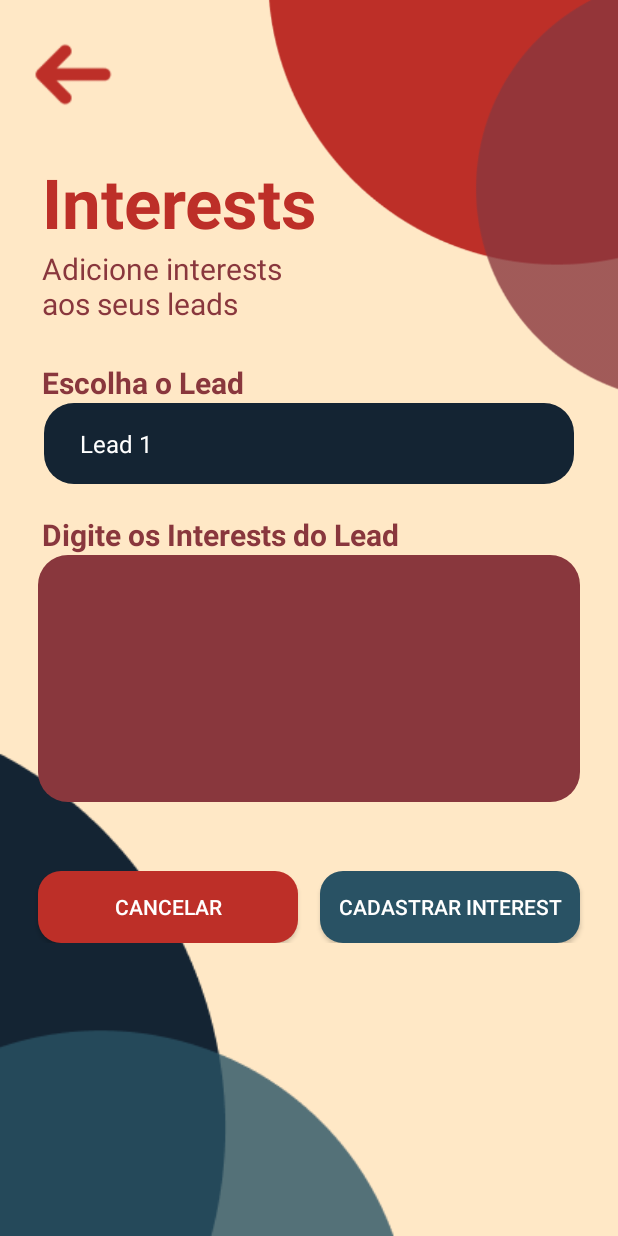
After one commit to thiemimi/MAD-Sprint03, an Android app: the InterestsActivity screen opened directly, with no data from a screen before it, on a phone screen of 412 x 824 dp. The commit adds this screen. Run offline under Robolectric (Android 15) with nearby library versions, the phone set to English and light mode, and no system bars.

Commit message:
Activitys Interest e Feedback

```diff
--- /dev/null
+++ b/app/src/main/java/com/example/sprint03/view/InterestsActivity.kt
@@ -0,0 +1,45 @@
+package com.example.sprint03.view
+
+import android.content.Intent
+import android.os.Bundle
+import android.widget.ArrayAdapter
+import androidx.appcompat.app.AppCompatActivity
+import com.example.sprint03.databinding.ActivityInterestsBinding
+
+class InterestsActivity : AppCompatActivity() {
+
+    private lateinit var binding: ActivityInterestsBinding
+
+    override fun onCreate(savedInstanceState: Bundle?) {
+        super.onCreate(savedInstanceState)
+
+        binding = ActivityInterestsBinding.inflate(layoutInflater)
+        setContentView(binding.root)
+
+        binding.SetaVoltar.setOnClickListener {
+            abrirDashboard()
+        }
+        binding.buttonCancelar.setOnClickListener(){
+            abrirDashboard()
+        }
+
+        exibirSpinner()
+    }
+
+    private fun abrirDashboard() {
+        val intent = Intent(this, DashboardActivity::class.java)
+        startActivity(intent)
+    }
+
+    private fun exibirSpinner() {
+        val lista: List<String> = listOf("Lead 1", "Lead 2", "Lead 3")
+        val adapter: ArrayAdapter<String> = ArrayAdapter(
+            this,
+            android.R.layout.simple_spinner_item,
+            lista
+        )
+
+        adapter.setDropDownViewResource(android.R.layout.simple_spinner_dropdown_item)
+        binding.spinnerLeads.adapter = adapter
+    }
+}
--- /dev/null
+++ b/app/src/main/res/layout/activity_interests.xml
@@ -0,0 +1,162 @@
+<?xml version="1.0" encoding="utf-8"?>
+<androidx.constraintlayout.widget.ConstraintLayout xmlns:android="http://schemas.android.com/apk/res/android"
+    xmlns:app="http://schemas.android.com/apk/res-auto"
+    xmlns:tools="http://schemas.android.com/tools"
+    android:layout_width="match_parent"
+    android:layout_height="match_parent"
+    android:background="#FFE8C6"
+    tools:context=".view.InterestsActivity">
+
+    <ImageView
+        android:id="@+id/imageView7"
+        android:layout_width="266dp"
+        android:layout_height="267dp"
+        android:layout_marginStart="168dp"
+        android:contentDescription="@null"
+        android:src="@drawable/borda_um_vm"
+
+        app:layout_constraintBottom_toTopOf="@+id/imageView5"
+        app:layout_constraintStart_toStartOf="parent"
+        app:layout_constraintTop_toTopOf="parent"
+        app:layout_constraintVertical_bias="0.0" />
+
+    <ImageView
+        android:id="@+id/imageView5"
+        android:layout_width="wrap_content"
+        android:layout_height="wrap_content"
+        android:contentDescription="@null"
+        android:src="@drawable/borda_dois_az"
+        app:layout_constraintBottom_toBottomOf="parent"
+        app:layout_constraintEnd_toEndOf="parent"
+        app:layout_constraintHorizontal_bias="0.0"
+        app:layout_constraintStart_toStartOf="parent"
+        app:layout_constraintTop_toTopOf="parent"
+        app:layout_constraintVertical_bias="1.0" />
+
+    <ImageView
+        android:id="@+id/SetaVoltar"
+        android:layout_width="66dp"
+        android:layout_height="67dp"
+        android:layout_marginTop="16dp"
+        android:src="@drawable/arrow"
+        app:layout_constraintEnd_toStartOf="@+id/imageView7"
+        app:layout_constraintHorizontal_bias="0.156"
+        app:layout_constraintStart_toStartOf="parent"
+        app:layout_constraintTop_toTopOf="parent" />
+
+    <TextView
+        android:id="@+id/textViewInterests"
+        android:layout_width="wrap_content"
+        android:layout_height="wrap_content"
+        android:layout_marginStart="28dp"
+        android:layout_marginTop="104dp"
+        android:text="Interests"
+        android:textColor="#BD2F28"
+        android:textSize="46sp"
+        android:textStyle="bold"
+        app:layout_constraintBottom_toTopOf="@+id/imageView5"
+        app:layout_constraintStart_toStartOf="parent"
+        app:layout_constraintTop_toTopOf="parent"
+        app:layout_constraintVertical_bias="0.0" />
+
+    <TextView
+        android:id="@+id/textView6"
+        android:layout_width="wrap_content"
+        android:layout_height="wrap_content"
+        android:layout_marginStart="28dp"
+        android:text="Adicione interests \naos seus leads"
+        android:textColor="#89373D"
+        android:textSize="20sp"
+        app:layout_constraintStart_toStartOf="parent"
+        app:layout_constraintTop_toBottomOf="@+id/textViewInterests" />
+
+    <TextView
+        android:id="@+id/textViewSpinner"
+        android:layout_width="wrap_content"
+        android:layout_height="wrap_content"
+        android:layout_marginStart="28dp"
+        android:layout_marginTop="25dp"
+        android:text="Escolha o Lead"
+        android:textColor="#89373D"
+        android:textSize="20sp"
+        android:textStyle="bold"
+        app:layout_constraintStart_toStartOf="parent"
+        app:layout_constraintTop_toBottomOf="@+id/textView6" />
+
+    <Spinner
+        android:id="@+id/spinnerLeads"
+        android:layout_width="0dp"
+        android:layout_height="wrap_content"
+        android:layout_marginStart="29dp"
+        android:layout_marginEnd="29dp"
+        android:background="@drawable/background_card"
+        android:padding="16dp"
+        app:layout_constraintEnd_toEndOf="parent"
+        app:layout_constraintStart_toStartOf="parent"
+        app:layout_constraintTop_toBottomOf="@+id/textViewSpinner" />
+
+    <TextView
+        android:id="@+id/textViewInterest"
+        android:layout_width="wrap_content"
+        android:layout_height="wrap_content"
+        android:layout_marginStart="28dp"
+        android:layout_marginTop="20dp"
+        android:text="Digite os Interests do Lead"
+        android:textStyle="bold"
+        android:textColor="#89373D"
+        android:textSize="20sp"
+        app:layout_constraintStart_toStartOf="parent"
+        app:layout_constraintTop_toBottomOf="@+id/spinnerLeads" />
+
+    <EditText
+        android:id="@+id/editTextInterest"
+        android:layout_width="match_parent"
+        android:layout_height="wrap_content"
+        android:layout_marginHorizontal="25dp"
+        android:background="@drawable/background_campo"
+        android:importantForAccessibility="yes"
+        android:padding="70dp"
+        android:textColorHint="#FFFFFF"
+        app:layout_constraintTop_toBottomOf="@+id/textViewInterest"
+        tools:layout_editor_absoluteX="0dp" />
+
+    <LinearLayout
+        android:layout_width="match_parent"
+        android:layout_height="wrap_content"
+        android:orientation="horizontal"
+        android:layout_marginTop="46dp"
+        android:layout_marginStart="17dp"
+        android:layout_marginEnd="17dp"
+        app:layout_constraintTop_toBottomOf="@+id/editTextInterest">
+
+        <Button
+            android:id="@+id/buttonCancelar"
+            android:layout_width="0dp"
+            android:layout_height="wrap_content"
+            android:layout_weight="1"
+            android:layout_marginStart="8dp"
+            android:layout_marginEnd="7dp"
+            android:background="@drawable/background_button_cancelar"
+            android:padding="12dp"
+            android:text="Cancelar"
+            android:textColor="#FFFFFF" />
+
+        <Button
+            android:id="@+id/buttonCadastrarInterest"
+            android:layout_width="0dp"
+            android:layout_height="wrap_content"
+            android:layout_marginStart="7dp"
+            android:layout_marginEnd="8dp"
+            android:layout_weight="1"
+            android:layout_gravity="center_horizontal"
+            android:background="@drawable/background_button"
+            android:padding="12dp"
+            android:text="Cadastrar Interest"
+            android:textColor="#FFFFFF" />
+
+
+    </LinearLayout>
+
+
+
+</androidx.constraintlayout.widget.ConstraintLayout>
```
Also changed, not shown: app/src/main/AndroidManifest.xml (+8 -1 lines), app/src/main/java/com/example/sprint03/view/DashboardActivity.kt (+21 -4 lines), app/src/main/java/com/example/sprint03/view/FeedbackActivity.kt (added, +48 -0 lines), app/src/main/res/layout/activity_cadastrar_lead.xml (+12 -8 lines), app/src/main/res/layout/activity_dashboard.xml (+29 -2 lines), app/src/main/res/layout/activity_feedback.xml (added, +159 -0 lines), app/src/main/res/layout/activity_lead.xml (+31 -5 lines), app/src/main/res/drawable/icone_feedback.png (added), app/src/main/res/drawable/icone_lupa.png (added).
